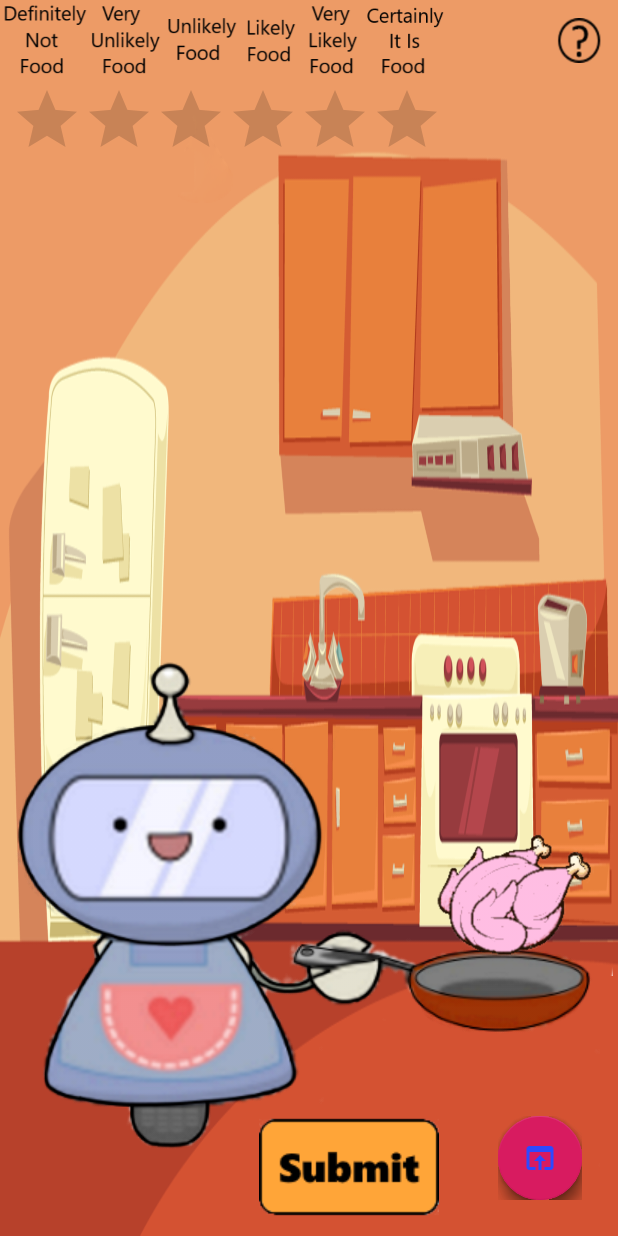
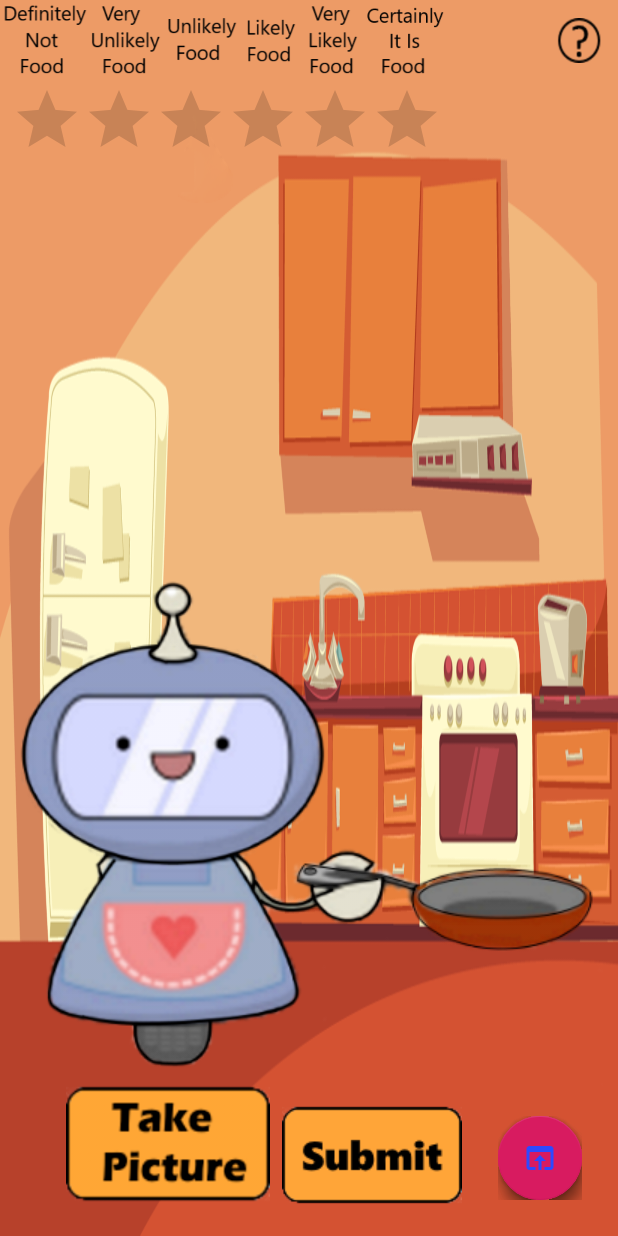
Before and after one commit to JohnElmo/CEG-4110-SeeFood-Project, an Android app: the CameraActivity screen opened directly, with no data from a screen before it, on a phone screen of 412 x 824 dp. Run offline under Robolectric (Android 15) with nearby library versions, the phone set to English and light mode, and no system bars; libraries missing offline, so code that uses them is left out: com.github.clans.fab; plain views replace FloatingActionButton, FloatingActionMenu; 6 statements that could not run were skipped.

Commit message:
rearranged and changed ui pictures and elements

```diff
--- a/app/src/main/java/com/example/johnelmo/seefoodapplication/CameraActivity.java
+++ b/app/src/main/java/com/example/johnelmo/seefoodapplication/CameraActivity.java
@@ -80,8 +80,8 @@ public class CameraActivity extends AppCompatActivity {
                 }
             }
         });
-        capture.setBackgroundResource(R.drawable.chicken_raw);
-        robot.setBackgroundResource(R.drawable.cooking_robot_just_pan);
+        //capture.setBackgroundResource(R.drawable.chicken_raw);
+        //robot.setBackgroundResource(R.drawable.cooking_robot_just_pan);
 
         selectHomeFab = (FloatingActionButton) findViewById(R.id.fab_Camera_HomeSelect);
         selectImageFab = (FloatingActionButton) findViewById(R.id.fab_Camera_ImageSelect);
@@ -250,27 +250,21 @@ public class CameraActivity extends AppCompatActivity {
                 double rating;
                 if (confidence >= 3.0) { // greater than 3
                     rating = 6.0; // Certainly It Is Food
-                    capture.setBackgroundResource(R.drawable.chicken);
                     robot.setBackgroundResource(R.drawable.cooking_robot_food);
                 } else if (confidence >= 2.0) { // between 3 and 2
                     rating = 5.0; // Very Likely Food
-                    capture.setBackgroundResource(R.drawable.chicken);
                     robot.setBackgroundResource(R.drawable.cooking_robot_food);
                 } else if (confidence >= 0.5) { // between 2 and 0.5
                     rating = 4.0; // Likely Food
-                    capture.setBackgroundResource(R.drawable.chicken);
                     robot.setBackgroundResource(R.drawable.cooking_robot_food);
                 } else if (confidence >= -0.5) { // between 0.5 and -0.5
                     rating = 3.0; // Unlikely Food
-                    capture.setBackgroundResource(R.drawable.burnt_chicken);
                     robot.setBackgroundResource(R.drawable.cooking_robot_not_food);
                 } else if (confidence >= -2.0) { // between -0.5 and -2
                     rating = 2.0; // Very Unlikely Food
-                    capture.setBackgroundResource(R.drawable.burnt_chicken);
                     robot.setBackgroundResource(R.drawable.cooking_robot_not_food);
                 } else { // less than -2
                     rating = 1.0; // Definitely Not Food
-                    capture.setBackgroundResource(R.drawable.burnt_chicken);
                     robot.setBackgroundResource(R.drawable.cooking_robot_not_food);
                 }
                 submitResponse.setText("I see " + classType);
--- a/app/src/main/res/layout/activity_camera.xml
+++ b/app/src/main/res/layout/activity_camera.xml
@@ -15,9 +15,9 @@
         android:layout_height="wrap_content"
         android:layout_alignParentStart="true"
         android:layout_alignParentBottom="true"
-        android:layout_marginStart="0dp"
-        android:layout_marginBottom="27dp"
-        fab:srcCompat="@drawable/cooking_robot_just_pan" />
+        android:layout_marginStart="2dp"
+        android:layout_marginBottom="81dp"
+        android:background="@drawable/cooking_robot_just_pan" />
 
     <Button
         android:id="@+id/captureButton"
@@ -25,9 +25,9 @@
         android:layout_height="106dp"
         android:layout_alignParentEnd="true"
         android:layout_alignParentBottom="true"
-        android:layout_marginEnd="3dp"
-        android:layout_marginBottom="173dp"
-        android:background="@drawable/chicken_raw" />
+        android:layout_marginEnd="232dp"
+        android:layout_marginBottom="7dp"
+        android:background="@drawable/take_picture" />
 
 
     <ImageView
@@ -56,8 +56,8 @@
         android:layout_height="wrap_content"
         android:layout_alignParentEnd="true"
         android:layout_alignParentBottom="true"
-        android:layout_marginEnd="119dp"
-        android:layout_marginBottom="0dp"
+        android:layout_marginEnd="104dp"
+        android:layout_marginBottom="8dp"
         android:background="@drawable/submit" />
 
 
--- a/app/src/main/res/layout/activity_main.xml
+++ b/app/src/main/res/layout/activity_main.xml
@@ -51,7 +51,7 @@
         android:layout_alignParentStart="true"
         android:layout_alignParentBottom="true"
 
-        android:layout_marginStart="34dp"
+        android:layout_marginStart="14dp"
         android:layout_marginBottom="116dp"
         android:background="@drawable/image" />
 
```
Also changed, not shown: app/build.gradle (+4 -5 lines), app/src/main/java/com/example/johnelmo/seefoodapplication/ImageSelectActivity.java (+1 -8 lines), app/src/main/res/layout/activity_image_select.xml (+13 -13 lines), app/src/main/res/drawable/burnt_chicken.png (deleted), app/src/main/res/drawable/chicken.png (deleted), app/src/main/res/drawable/chicken_raw.png (deleted), app/src/main/res/drawable/cooking_robot_food.png, app/src/main/res/drawable/cooking_robot_just_pan.png, app/src/main/res/drawable/cooking_robot_not_food.png, app/src/main/res/drawable/open_gallery.png (added), app/src/main/res/drawable/take_picture.png (added).
